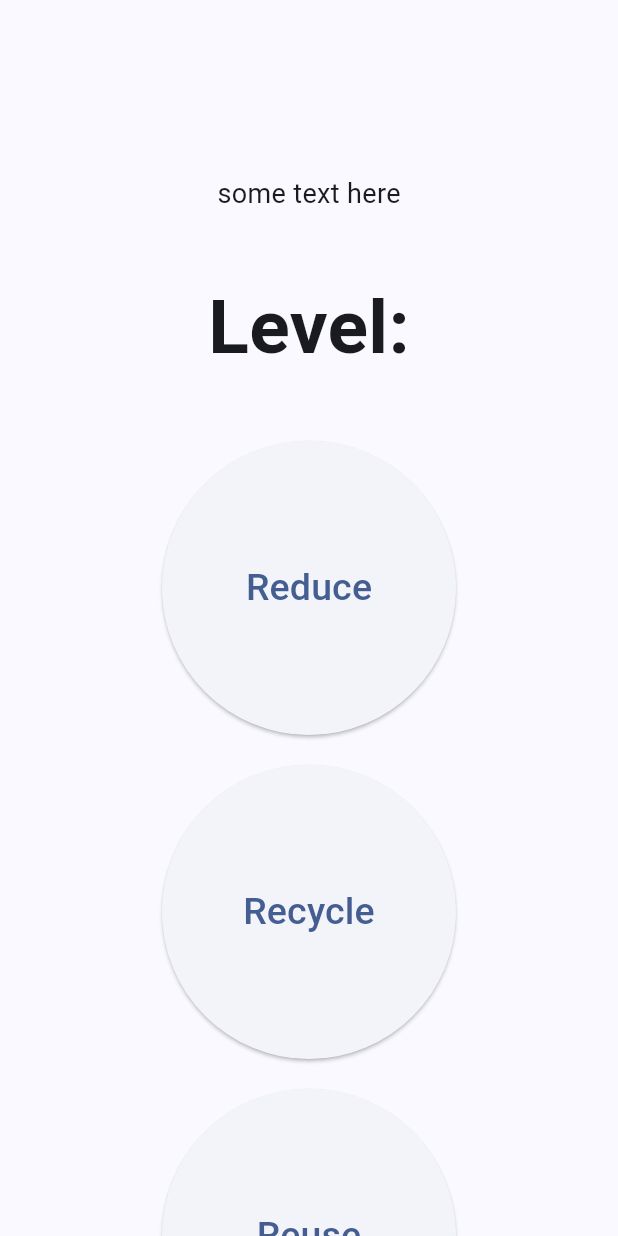
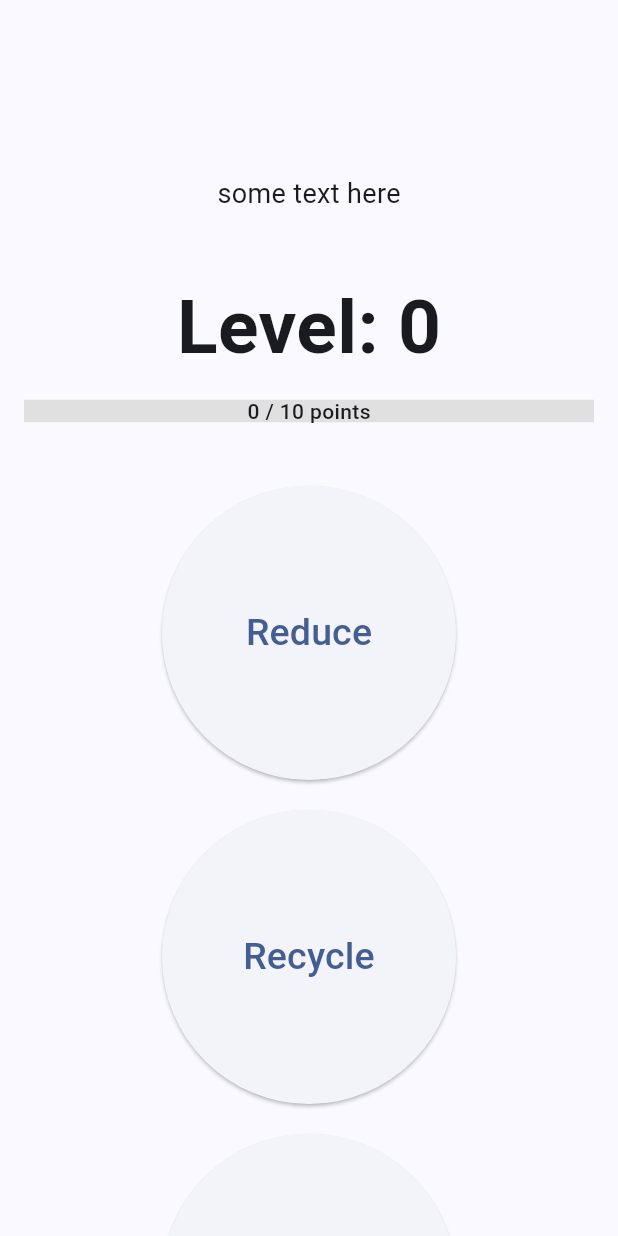
Before and after one commit to jessien53/re_app_civic_hacks, a Flutter app: the PrimaryScreen screen opened directly, on a phone screen of 412 x 824 dp. Run offline on Flutter 3.47's test engine with Material 3 defaults, Android fonts, the phone set to English and light mode, and no system bars.

Commit message:
Adding user data management and progress bar to level up

```diff
--- a/lib/main.dart
+++ b/lib/main.dart
@@ -20,7 +20,7 @@ class ReApp extends StatelessWidget {
         useMaterial3: true,
       ),
      // home: const StartScreen(),--Original
-        home:  PrimaryScreen()
+        home:  StartScreen()
     );
   }
 }
--- a/lib/screens/global_variables.dart
+++ /dev/null
@@ -1,4 +0,0 @@
-// lib/globals.dart
-library global_variables;
-
-int currentLevel = 0;  // Your global variable
--- a/lib/screens/primary_screen.dart
+++ b/lib/screens/primary_screen.dart
@@ -1,20 +1,23 @@
-// primary_screen.dart
 import 'package:flutter/material.dart';
-import 'global_variables.dart' as globals;
+import 'user.dart';
 
-class PrimaryScreen extends StatelessWidget {
-   PrimaryScreen({Key? key}) : super(key: key);
+User user = User();
 
-  //defining current level
-  int currentLevel = globals.currentLevel;
+class PrimaryScreen extends StatefulWidget {
+  const PrimaryScreen({super.key});
+
+  @override
+  State<PrimaryScreen> createState() => _PrimaryScreenState();
+}
+
+class _PrimaryScreenState extends State<PrimaryScreen> {
+  final int pointsNeededForNextLevel = 10; // Points required per level
 
   @override
   Widget build(BuildContext context) {
+    double progress = (user.points % pointsNeededForNextLevel) / pointsNeededForNextLevel;
+
     return Scaffold(
-      // Optional AppBar, uncomment if you want a top bar
-      // appBar: AppBar(
-      //   title: const Text('Primary Screen'),
-      // ),
       body: SingleChildScrollView(
         padding: const EdgeInsets.all(16.0),
         child: Center(
@@ -25,59 +28,75 @@ class PrimaryScreen extends StatelessWidget {
                 'some text here',
                 style: TextStyle(fontSize: 18),
               ),
+              const SizedBox(height: 40),
+
+              // Display current level
+              Text(
+                'Level: ${user.level}',
+                style: const TextStyle(fontSize: 50, fontWeight: FontWeight.w600),
+              ),
+
+              // Progress bar
+              const SizedBox(height: 10),
+              Stack(
+                alignment: Alignment.center,
+                children: [
+                  LinearProgressIndicator(
+                    value: progress, // Normalized value between 0.0 and 1.0
+                    backgroundColor: Colors.grey[300],
+                    valueColor: const AlwaysStoppedAnimation<Color>(Colors.green),
+                    minHeight: 15,
+                  ),
+                  Text(
+                    '${user.points % pointsNeededForNextLevel} / $pointsNeededForNextLevel points',
+                    style: const TextStyle(fontSize: 14, fontWeight: FontWeight.w500),
+                  ),
+                ],
+              ),
 
               const SizedBox(height: 40),
-              const Text(
-                'Level:', //---> Need to add currentLevel global variable --Sam.
-                style: TextStyle(fontSize: 50, fontWeight: FontWeight.w600),
-              ),
-              const SizedBox(height: 40),
 
-              // Button 1
+              // Buttons to add points
               ElevatedButton(
                 onPressed: () {
-                  // TODO: Handle button 1 press
-                },
-                style: ElevatedButton.styleFrom(
-                  // Use CircleBorder to make the shape circular
-                  shape: const CircleBorder(),
-                  // Use padding instead of minimumSize for sizing
-                  padding: const EdgeInsets.all(80),
-                  // Optionally adjust background color, text style, etc. here
-                ),
-                child: const Text('Reduce',
-                    style: TextStyle(fontSize: 25)),
-              ),
-              const SizedBox(height: 20),
-
-              // Button 2
-              ElevatedButton(
-                onPressed: () {
-                  // TODO: Handle button 2 press
+                  setState(() {
+                    user.addPoints(1);
+                  });
                 },
                 style: ElevatedButton.styleFrom(
                   shape: const CircleBorder(),
                   padding: const EdgeInsets.all(80),
                 ),
-                child: const Text('Recycle',
-                    style: TextStyle(fontSize: 25)),
+                child: const Text('Reduce', style: TextStyle(fontSize: 25)),
               ),
               const SizedBox(height: 20),
 
-              // Button 3
               ElevatedButton(
                 onPressed: () {
-                  // TODO: Handle button 3 press
+                  setState(() {
+                    user.addPoints(2);
+                  });
                 },
                 style: ElevatedButton.styleFrom(
                   shape: const CircleBorder(),
                   padding: const EdgeInsets.all(80),
                 ),
-                child: const Text('Reuse',
-                  style: TextStyle(fontSize: 25)),
+                child: const Text('Recycle', style: TextStyle(fontSize: 25)),
               ),
-              const SizedBox(height: 40),
-              // Add more widgets here. As you add more, the screen will scroll.
+              const SizedBox(height: 20),
+
+              ElevatedButton(
+                onPressed: () {
+                  setState(() {
+                    user.addPoints(3);
+                  });
+                },
+                style: ElevatedButton.styleFrom(
+                  shape: const CircleBorder(),
+                  padding: const EdgeInsets.all(80),
+                ),
+                child: const Text('Reuse', style: TextStyle(fontSize: 25)),
+              ),
             ],
           ),
         ),
--- a/lib/screens/start_screen.dart
+++ b/lib/screens/start_screen.dart
@@ -19,7 +19,7 @@ class StartScreen extends StatelessWidget {
                   MaterialPageRoute(builder: (context) => const QuestionnaireScreen()),
                 );
               },
-              child: const Text('Start Questionnaire'),
+              child: const Text('Start'),
             ),
           ],
         ),
--- /dev/null
+++ b/lib/screens/user.dart
@@ -0,0 +1,18 @@
+class User {
+  static final User _instance = User._internal();
+
+  int points;
+  int level;
+  int pointsNeededForNextLevel=10;
+
+  factory User() {
+    return _instance;
+  }
+
+  User._internal({this.points = 0, this.level = 0});
+
+  void addPoints(int newPoints) {
+    points += newPoints;
+    level = (points ~/ pointsNeededForNextLevel) + 1; // Example leveling system: every 10 points = level up
+  }
+}
```
Also changed, not shown: lib/screens/questionnaire_screen.dart (+16 -8 lines).
